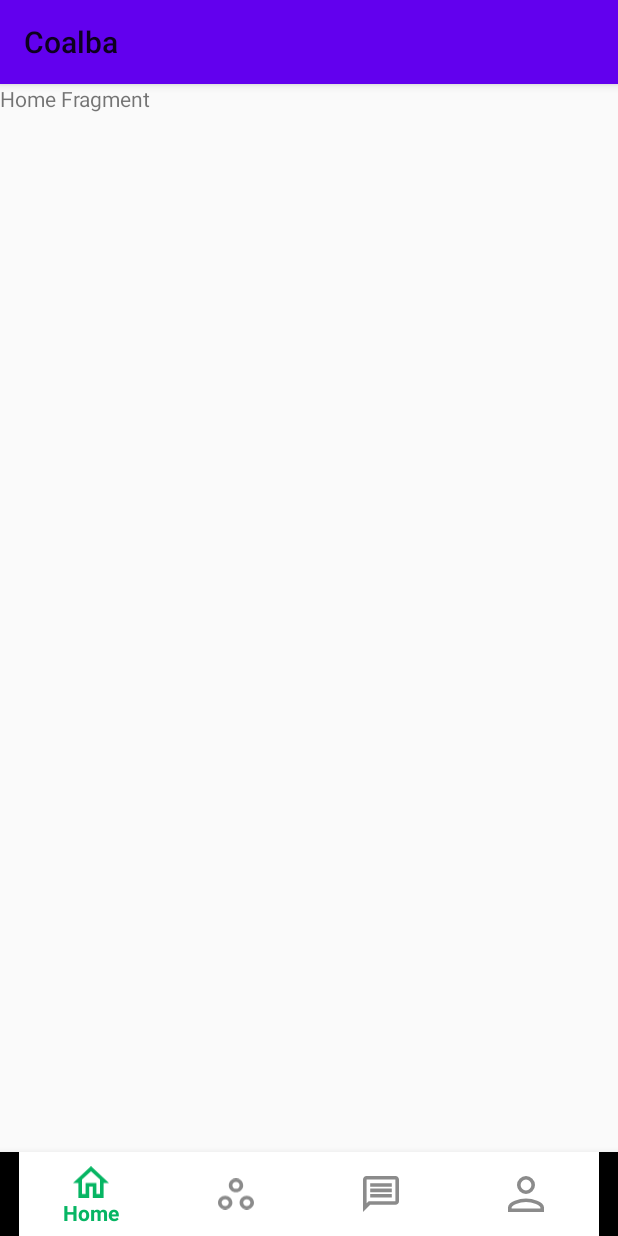
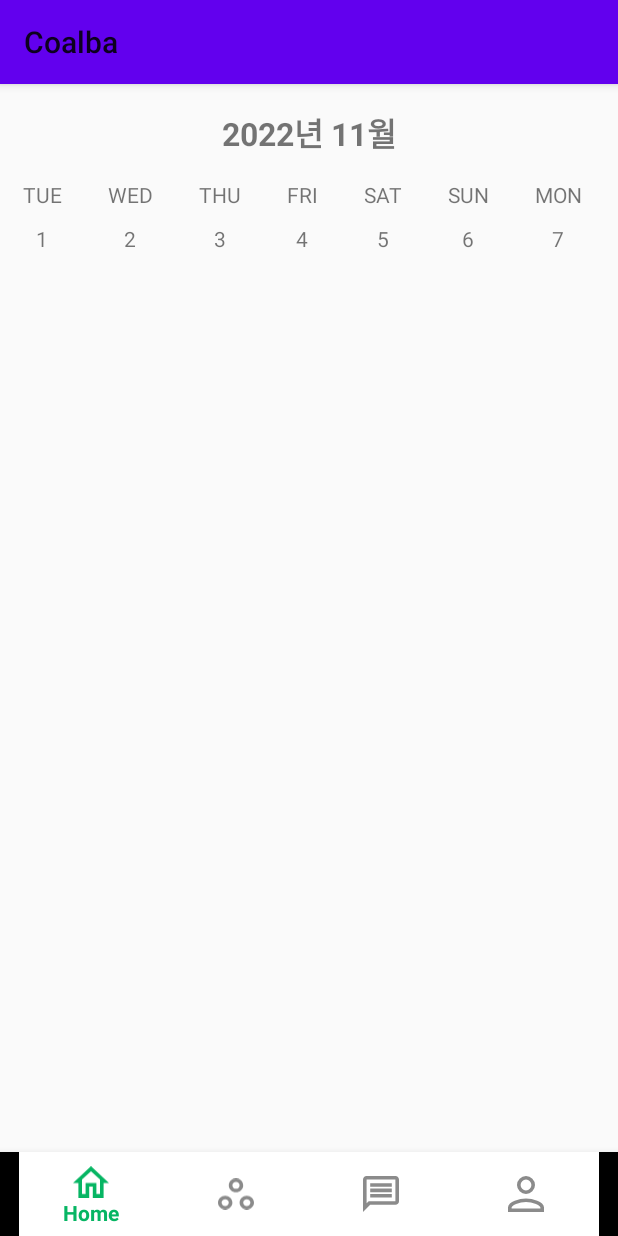
Before and after one commit to cyj2825/Coalba, an Android app: the screen it shows after launch (MainActivity), on a phone screen of 412 x 824 dp. Run offline under Robolectric (Android 15) with nearby library versions, the phone set to English and light mode, and no system bars; our stand-ins replace navigation-ui; libraries missing offline, so code that uses them is left out: com.jakewharton.threetenabp; 1 statement that could not run was skipped.

Commit message:
메인화면 주간 캘린더 완성, 추후 수정 필요

```diff
--- a/app/build.gradle
+++ b/app/build.gradle
@@ -53,4 +53,8 @@ dependencies {
 
     // recyclerview
     implementation 'androidx.recyclerview:recyclerview:1.2.1'
+    // cardview
+    implementation 'androidx.cardview:cardview:1.0.0'
+    // Localdate 사용하기 위해
+    implementation 'com.jakewharton.threetenabp:threetenabp:1.3.0'
 }
--- /dev/null
+++ b/app/src/main/java/com/example/coalba/adapter/WeekCalendarAdapter.kt
@@ -0,0 +1,37 @@
+package com.example.coalba.adapter
+
+import android.graphics.drawable.Drawable
+import android.view.LayoutInflater
+import android.view.View
+import android.view.ViewGroup
+import android.widget.TextView
+import androidx.core.content.ContextCompat
+import androidx.recyclerview.widget.RecyclerView
+import com.example.coalba.R
+import com.example.coalba.data.response.ResponseWeekCalendarData
+import java.util.*
+
+class WeekCalendarAdapter(private val scList: ArrayList<ResponseWeekCalendarData>) : RecyclerView.Adapter<WeekCalendarAdapter.WeekCalendarViewHolder>(){
+
+    var drawable: Drawable? = null
+
+    class WeekCalendarViewHolder(view: View): RecyclerView.ViewHolder(view) {
+        val datetv: TextView = view.findViewById(R.id.tv_date)
+        val daytv: TextView = view.findViewById(R.id.tv_day)
+    }
+
+    override fun onCreateViewHolder(parent: ViewGroup, viewType: Int): WeekCalendarViewHolder {
+        val view = LayoutInflater.from(parent.context).inflate(R.layout.item_weekcalendar,parent,false)
+        return WeekCalendarViewHolder(view)
+    }
+
+    override fun onBindViewHolder(holder: WeekCalendarViewHolder, position: Int) {
+        holder.datetv.text = scList[position].date
+        holder.daytv.text = scList[position].day
+        /*holder.datetv.setOnClickListener {
+            holder.datetv.setBackgroundResource(R.drawable.bg_weekcalendar)
+        }*/
+    }
+
+    override fun getItemCount() = scList.size
+}
--- /dev/null
+++ b/app/src/main/java/com/example/coalba/data/response/ResponseWeekCalendarData.kt
@@ -0,0 +1,6 @@
+package com.example.coalba.data.response
+
+class ResponseWeekCalendarData(day: String, date: String){
+    var day: String = day      // 요일
+    var date: String = date    // 날짜
+}
--- a/app/src/main/java/com/example/coalba/fragment/HomeFragment.kt
+++ b/app/src/main/java/com/example/coalba/fragment/HomeFragment.kt
@@ -5,20 +5,102 @@ import androidx.fragment.app.Fragment
 import android.view.LayoutInflater
 import android.view.View
 import android.view.ViewGroup
-import com.example.coalba.R
+import androidx.recyclerview.widget.LinearLayoutManager
+import androidx.recyclerview.widget.RecyclerView
+import com.example.coalba.adapter.WeekCalendarAdapter
+import com.example.coalba.data.response.ResponseWeekCalendarData
+import com.example.coalba.databinding.FragmentHomeBinding
+import com.jakewharton.threetenabp.AndroidThreeTen
+import org.threeten.bp.DayOfWeek
+import org.threeten.bp.LocalDate
+import org.threeten.bp.Month
+import org.threeten.bp.format.DateTimeFormatter.ofPattern
+import org.threeten.bp.format.TextStyle
+import org.threeten.bp.temporal.TemporalAdjusters.lastDayOfMonth
+import java.time.format.DateTimeFormatter
+import java.time.temporal.TemporalAdjusters
+import java.util.*
 
 class HomeFragment : Fragment() {
+    // 전역 변수로 바인딩 객체 선언
+    private var mBinding: FragmentHomeBinding? = null
+    // 매번 null 체크를 할 필요없이 편의성을 위해 바인딩 변수 재선언
+    private val binding get() = mBinding!!
 
-
-    override fun onCreate(savedInstanceState: Bundle?) {
-        super.onCreate(savedInstanceState)
-    }
+    val itemList = arrayListOf<ResponseWeekCalendarData>()
+    val listAdapter = WeekCalendarAdapter(itemList)
+    lateinit var calendarList: RecyclerView
+    lateinit var mLayoutManager: LinearLayoutManager
+    var monthNum: String = ""
 
     override fun onCreateView(
         inflater: LayoutInflater, container: ViewGroup?,
         savedInstanceState: Bundle?
     ): View? {
-        // Inflate the layout for this fragment
-        return inflater.inflate(R.layout.fragment_home, container, false)
+        // 바인딩
+        mBinding = FragmentHomeBinding.inflate(inflater,container,false)
+        val root: View = binding.root
+        calendarList = binding.rvHomeWeek
+        mLayoutManager = LinearLayoutManager(root.context)
+
+        // recyclerview orientation (가로 방향 스크롤 설정)
+        mLayoutManager.orientation = LinearLayoutManager.HORIZONTAL
+        calendarList.layoutManager = mLayoutManager
+
+        setListView()
+        AndroidThreeTen.init(context)
+        return root
+    }
+    // list(날짜, 요일)를 만들고, adapter를 등록하는 메소드
+    private fun setListView(){
+        // 현재 달의 마지막 날짜
+        val lastDayOfMonth = LocalDate.now().with(lastDayOfMonth())
+        lastDayOfMonth.format(ofPattern("dd"))
+
+        for(i: Int in 1..lastDayOfMonth.dayOfMonth) {
+            val date = LocalDate.of(LocalDate.now().year, LocalDate.now().month, i)
+            val dayOfWeek: DayOfWeek = date.dayOfWeek
+            dayOfWeek.getDisplayName(TextStyle.SHORT, Locale.US)
+            if(LocalDate.now().month.toString() == "JANUARY"){
+                monthNum = "1"
+            }
+            else if(LocalDate.now().month.toString() == "FEBRUARY"){
+                monthNum = "2"
+            }
+            else if(LocalDate.now().month.toString() == "MARCH"){
+                monthNum = "3"
+            }
+            else if(LocalDate.now().month.toString() == "APRIL"){
+                monthNum = "4"
+            }
+            else if(LocalDate.now().month.toString() == "MAY"){
+                monthNum = "5"
+            }
+            else if(LocalDate.now().month.toString() == "JUNE"){
+                monthNum = "6"
+            }
+            else if(LocalDate.now().month.toString() == "JULY"){
+                monthNum = "7"
+            }
+            else if(LocalDate.now().month.toString() == "AUGUST"){
+                monthNum = "8"
+            }
+            else if(LocalDate.now().month.toString() == "SEPTEMBER"){
+                monthNum = "9"
+            }
+            else if(LocalDate.now().month.toString() == "OCTOBER"){
+                monthNum = "10"
+            }
+            else if(LocalDate.now().month.toString() == "NOVEMBER"){
+                monthNum = "11"
+            }
+            else{
+                monthNum = "12"
+            }
+            binding.tvHomeDate.text = LocalDate.now().year.toString()+"년 "+ monthNum +"월"
+
+            itemList.add(ResponseWeekCalendarData(dayOfWeek.toString().substring(0, 3), i.toString()))
+        }
+        calendarList.adapter = listAdapter
     }
 }
--- /dev/null
+++ b/app/src/main/res/drawable/bg_weekcalendar.xml
@@ -0,0 +1,8 @@
+<?xml version="1.0" encoding="utf-8"?>
+<shape
+    xmlns:android="http://schemas.android.com/apk/res/android"
+    android:shape="oval">
+    <solid android:color="#4D06B563"/>
+    <size android:width="20dp" android:height="20dp"/>
+
+</shape>
--- a/app/src/main/res/layout/fragment_home.xml
+++ b/app/src/main/res/layout/fragment_home.xml
@@ -1,14 +1,25 @@
 <?xml version="1.0" encoding="utf-8"?>
-<FrameLayout xmlns:android="http://schemas.android.com/apk/res/android"
+<LinearLayout xmlns:android="http://schemas.android.com/apk/res/android"
     xmlns:tools="http://schemas.android.com/tools"
+    xmlns:app="http://schemas.android.com/apk/res-auto"
     android:layout_width="match_parent"
     android:layout_height="match_parent"
+    android:orientation="vertical"
     tools:context=".fragment.HomeFragment">
 
-    <!-- TODO: Update blank fragment layout -->
     <TextView
+        android:id="@+id/tv_Home_date"
         android:layout_width="match_parent"
-        android:layout_height="match_parent"
-        android:text="Home Fragment" />
+        android:layout_height="wrap_content"
+        android:layout_marginTop="16dp"
+        android:text="2021.09"
+        android:textSize="21sp"
+        android:textStyle="bold"
+        android:textAlignment="center"/>
 
-</FrameLayout>
+    <androidx.recyclerview.widget.RecyclerView
+        android:id="@+id/rv_Home_week"
+        android:layout_width="match_parent"
+        android:layout_height="wrap_content"/>
+
+</LinearLayout>
--- /dev/null
+++ b/app/src/main/res/layout/item_weekcalendar.xml
@@ -0,0 +1,24 @@
+<?xml version="1.0" encoding="utf-8"?>
+<LinearLayout
+    xmlns:android="http://schemas.android.com/apk/res/android"
+    android:layout_width="wrap_content"
+    android:layout_height="wrap_content"
+    android:gravity="center"
+    android:orientation="vertical"
+    android:padding="15dp">
+
+    <TextView
+        android:id="@+id/tv_day"
+        android:layout_width="wrap_content"
+        android:layout_height="wrap_content"
+        android:text="MON"/>
+
+    <TextView
+        android:id="@+id/tv_date"
+        android:layout_width="wrap_content"
+        android:layout_height="wrap_content"
+        android:layout_marginTop="10dp"
+        android:gravity="center"
+        android:text="1"/>
+
+</LinearLayout>
```
